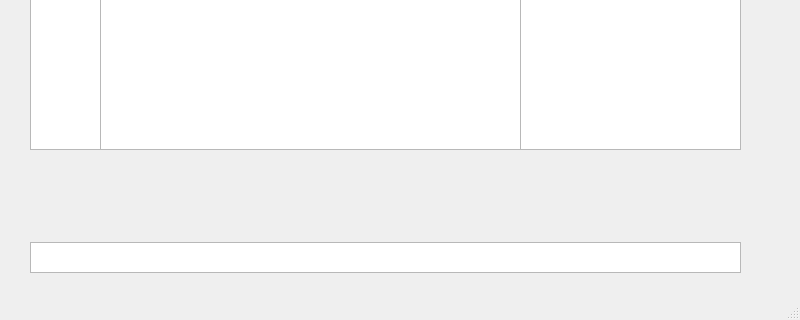
Old version of the form mainwindow.ui in the repository etrombly/snort-rule-tool; both pictures show x 0 to 800 and y 280 to 600 of the 800 by 600 pixel window.
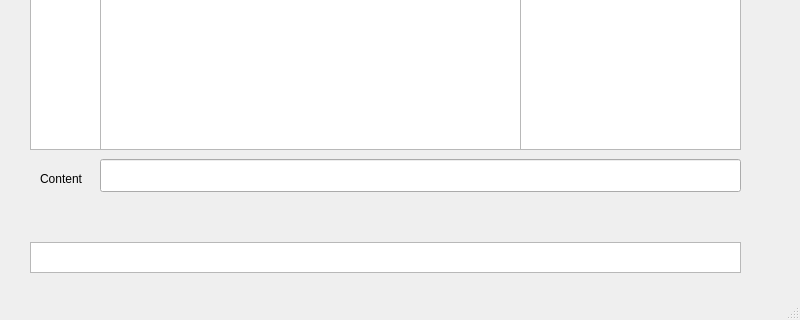
New version of the form.

Commit message: added preliminary content highlighting

```diff
--- a/mainwindow.ui
+++ b/mainwindow.ui
@@ -272,6 +272,29 @@
      <string>Packet</string>
     </property>
    </widget>
+   <widget class="QLineEdit" name="contentEdit">
+    <property name="geometry">
+     <rect>
+      <x>100</x>
+      <y>420</y>
+      <width>641</width>
+      <height>33</height>
+     </rect>
+    </property>
+   </widget>
+   <widget class="QLabel" name="label_2">
+    <property name="geometry">
+     <rect>
+      <x>40</x>
+      <y>430</y>
+      <width>60</width>
+      <height>19</height>
+     </rect>
+    </property>
+    <property name="text">
+     <string>Content</string>
+    </property>
+   </widget>
   </widget>
   <widget class="QMenuBar" name="menubar">
    <property name="geometry">
```
Left out of the diff: 9 changed lines with no effect on the pictures. The commit also changes 3 other files.
